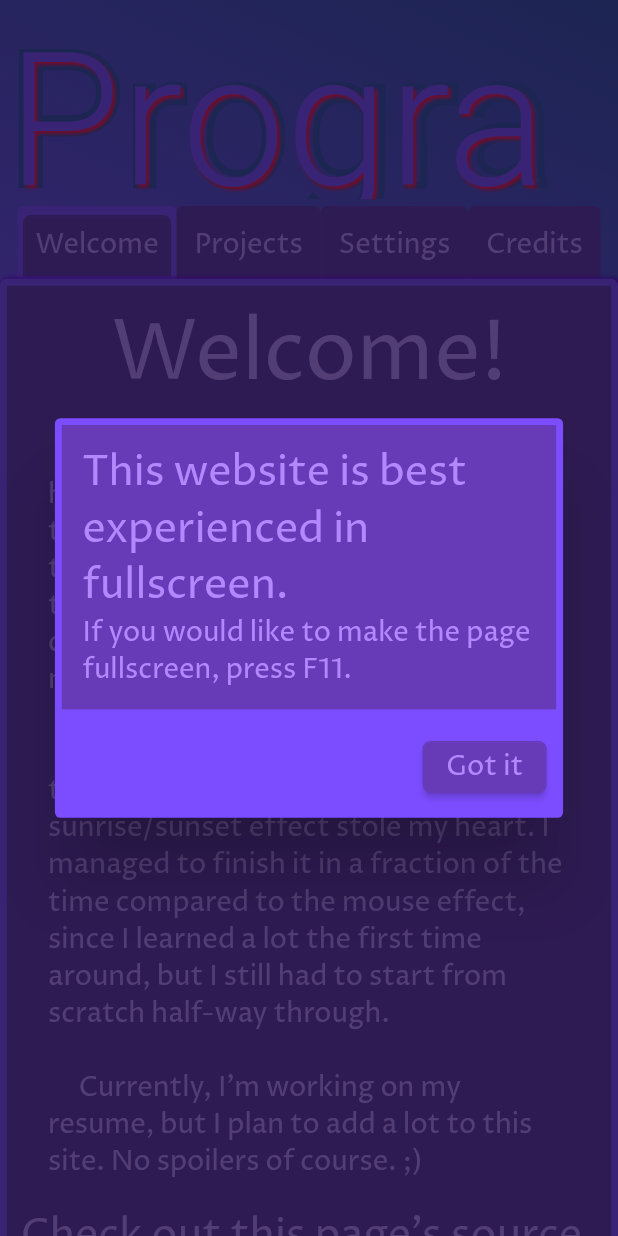
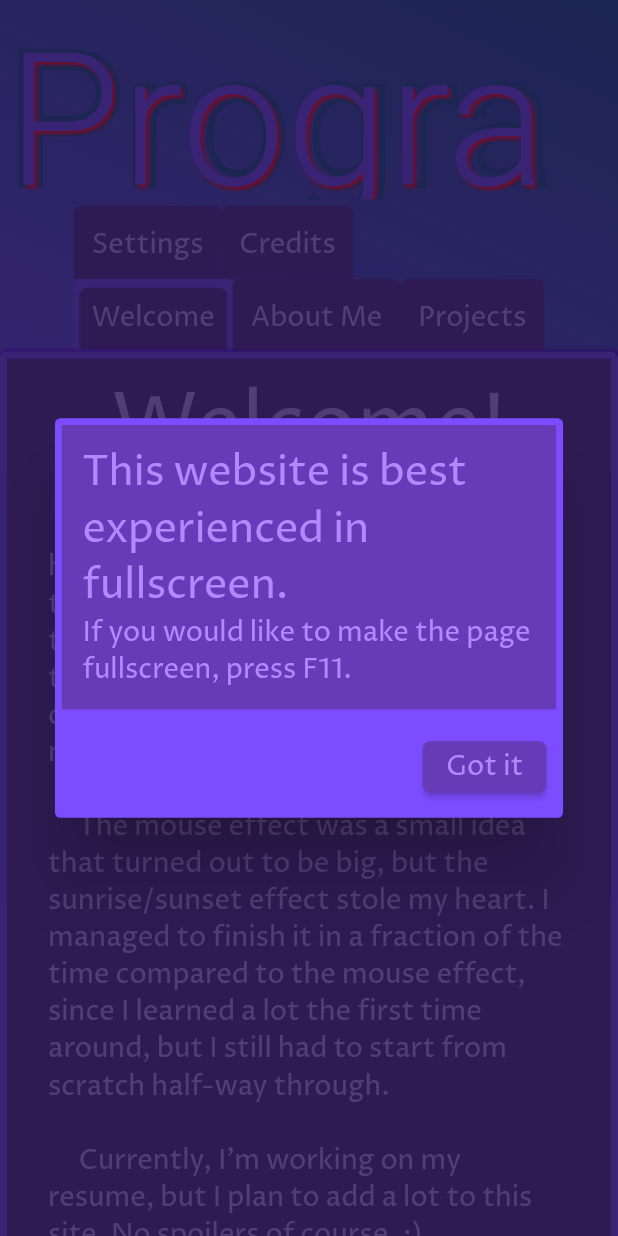
Before and after one commit to ProgrammingAStorm/Flutter-Portfolio, a Flutter app: the screen it shows after launch, on a phone screen of 412 x 824 dp. Run offline on Flutter 3.47's test engine with Material 2 defaults, Android fonts, the phone set to English and light mode, and no system bars; our stand-ins replace flutter_colorpicker, responsive_framework; missing offline and left inert: dart_code_viewer2; Roboto replaces fonts that are missing (BigMisterC).

Commit message:
Added About Me

```diff
--- a/lib/pages/main_menu/components/folder.dart
+++ b/lib/pages/main_menu/components/folder.dart
@@ -1,4 +1,5 @@
 import 'package:flutter/material.dart';
+import 'package:portfolio/pages/main_menu/components/about_me.dart';
 import 'package:portfolio/pages/main_menu/components/construction.dart';
 import 'package:portfolio/pages/main_menu/components/projects.dart';
 import 'package:portfolio/pages/main_menu/components/web_dev_book.dart';
@@ -16,9 +17,11 @@ class Folder extends StatefulWidget {
   final Function setColors;
   final Function setTween;
 
+  // TODO Do this with the something something key value pair instead of having separate things ig or whatever
   Widget? getStaticPages(String page, BuildContext context) {
     Map<String, Widget> pages = {
       "Welcome": const Welcome(),
+      "About Me": const AboutMe(),
       "Projects": const Projects(),
       "Settings": Settings(
           setScale: setScale, setColors: setColors, setTween: setTween),
@@ -28,8 +31,9 @@ class Folder extends StatefulWidget {
     return pages[page];
   }
 
-  static List<Map<String, dynamic>> staticTabs = [
+  static List<Map<String, String>> staticTabs = [
     {"title": "Welcome"},
+    {"title": "About Me"},
     {"title": "Projects"},
     {"title": "Settings"},
     {"title": "Credits"},
@@ -48,7 +52,7 @@ class Folder extends StatefulWidget {
       }
 
       newTabs.add(FolderButton(
-          title: staticTabs[x]["title"],
+          title: staticTabs[x]["title"] as String,
           count: x,
           selected: selected,
           setTab: setTab));
@@ -93,7 +97,7 @@ class _FolderState extends State<Folder> {
             width: 1000,
             decoration: const BoxDecoration(color: Colors.deepPurple),
             child: widget.getStaticPages(
-                Folder.staticTabs[_selectedTab]['title'], context)),
+                Folder.staticTabs[_selectedTab]['title'] as String, context)),
       )
     ]);
   }
```
Also changed, not shown: lib/pages/main_menu/components/about_me.dart (added, +74 -0 lines).
